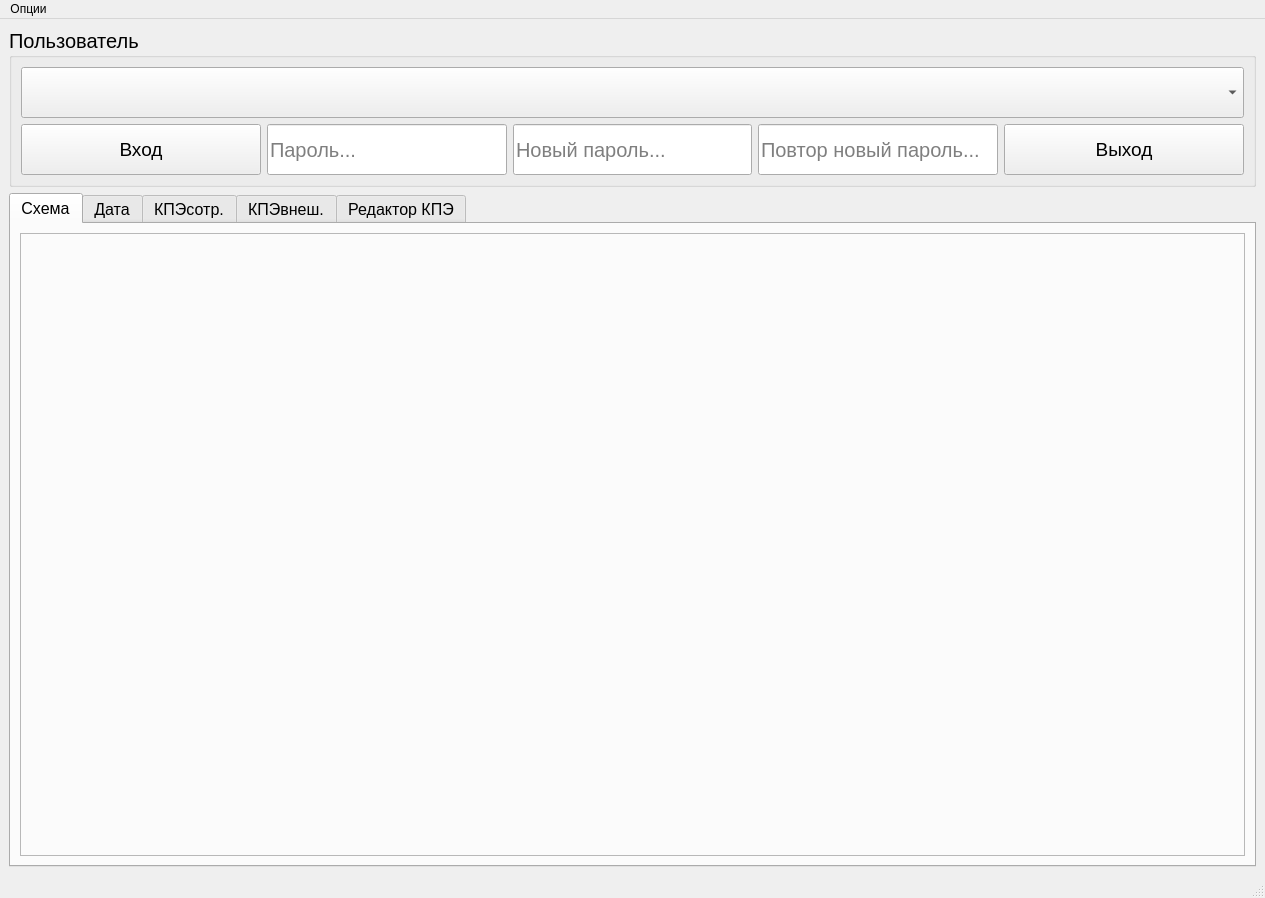
This is mydesign.ui in Nokturnalmor/KPI as Qt 5 draws it before an edit. The edited form follows.
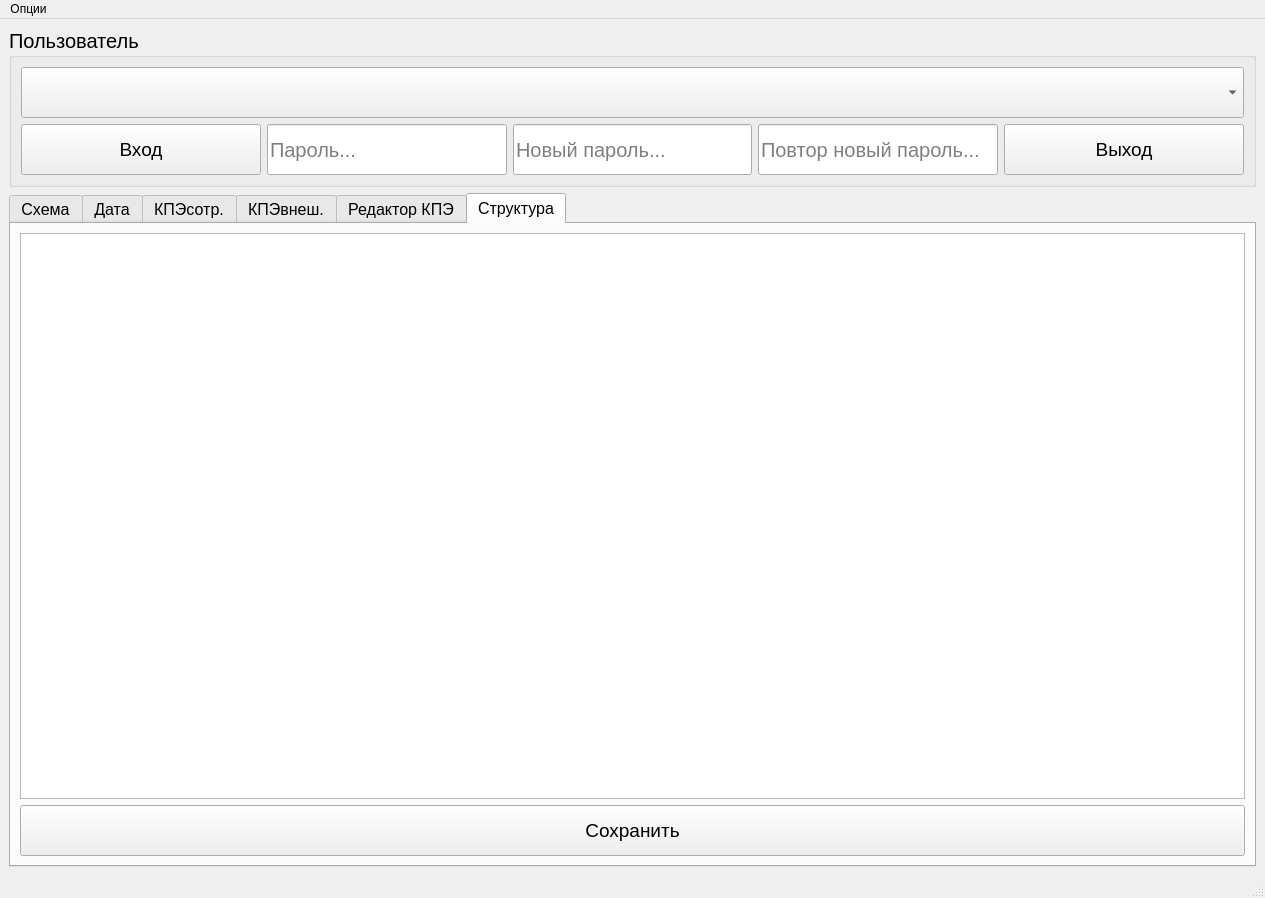
This is the edited form. The open tabs and pages were chosen to show the change.

What changed in the file:
```diff
--- a/mydesign.ui
+++ b/mydesign.ui
@@ -696,6 +696,52 @@
         </item>
        </layout>
       </widget>
+      <widget class="QWidget" name="tab_6">
+       <attribute name="title">
+        <string>Структура</string>
+       </attribute>
+       <layout class="QVBoxLayout" name="verticalLayout_9">
+        <item>
+         <widget class="QTableWidget" name="tableWidget_struktura">
+          <property name="sizePolicy">
+           <sizepolicy hsizetype="Expanding" vsizetype="Expanding">
+            <horstretch>0</horstretch>
+            <verstretch>0</verstretch>
+           </sizepolicy>
+          </property>
+          <property name="font">
+           <font>
+            <pointsize>14</pointsize>
+           </font>
+          </property>
+         </widget>
+        </item>
+        <item>
+         <widget class="QPushButton" name="pushButton_save_struktura">
+          <property name="sizePolicy">
+           <sizepolicy hsizetype="Expanding" vsizetype="Fixed">
+            <horstretch>0</horstretch>
+            <verstretch>0</verstretch>
+           </sizepolicy>
+          </property>
+          <property name="minimumSize">
+           <size>
+            <width>0</width>
+            <height>51</height>
+           </size>
+          </property>
+          <property name="font">
+           <font>
+            <pointsize>14</pointsize>
+           </font>
+          </property>
+          <property name="text">
+           <string>Сохранить</string>
+          </property>
+         </widget>
+        </item>
+       </layout>
+      </widget>
      </widget>
     </item>
    </layout>
```
Left out of the diff: 4 changed lines with no effect on the pictures.
